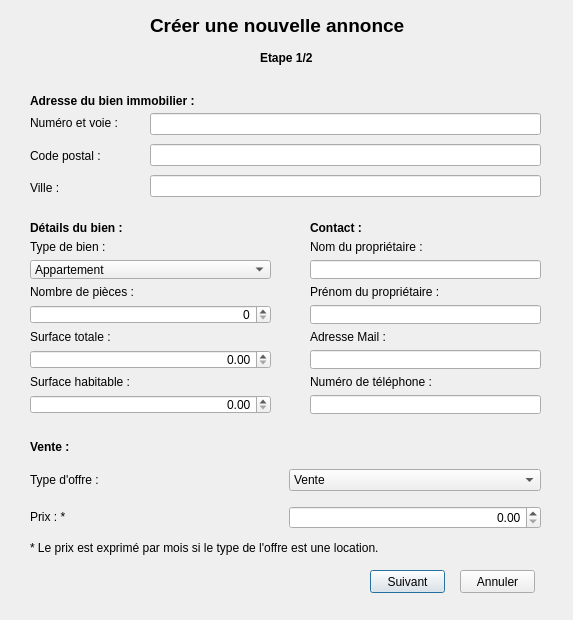
This is dialognewA.ui in Kodstok/QtProjet as Qt 5 draws it before an edit. The edited form follows.
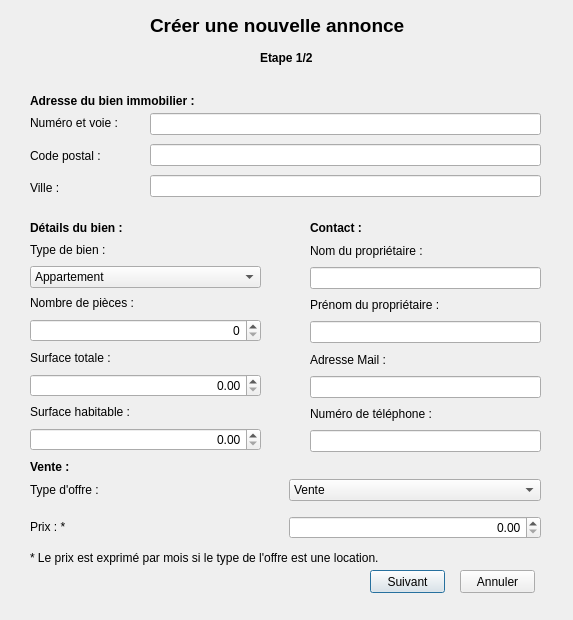
This is the edited form.

What changed in the file:
```diff
--- a/dialognewA.ui
+++ b/dialognewA.ui
@@ -197,8 +197,8 @@
     <rect>
      <x>30</x>
      <y>240</y>
-     <width>241</width>
-     <height>176</height>
+     <width>231</width>
+     <height>211</height>
     </rect>
    </property>
    <layout class="QVBoxLayout" name="verticalLayout_2">
@@ -338,7 +338,7 @@
      <x>310</x>
      <y>240</y>
      <width>231</width>
-     <height>176</height>
+     <height>212</height>
     </rect>
    </property>
    <layout class="QVBoxLayout" name="verticalLayout">
@@ -388,7 +388,7 @@
    <property name="geometry">
     <rect>
      <x>30</x>
-     <y>540</y>
+     <y>550</y>
      <width>421</width>
      <height>16</height>
     </rect>
@@ -401,7 +401,7 @@
    <property name="geometry">
     <rect>
      <x>30</x>
-     <y>460</y>
+     <y>470</y>
      <width>511</width>
      <height>80</height>
     </rect>
@@ -488,7 +488,7 @@
    <property name="geometry">
     <rect>
      <x>30</x>
-     <y>440</y>
+     <y>460</y>
      <width>47</width>
      <height>13</height>
     </rect>
```
